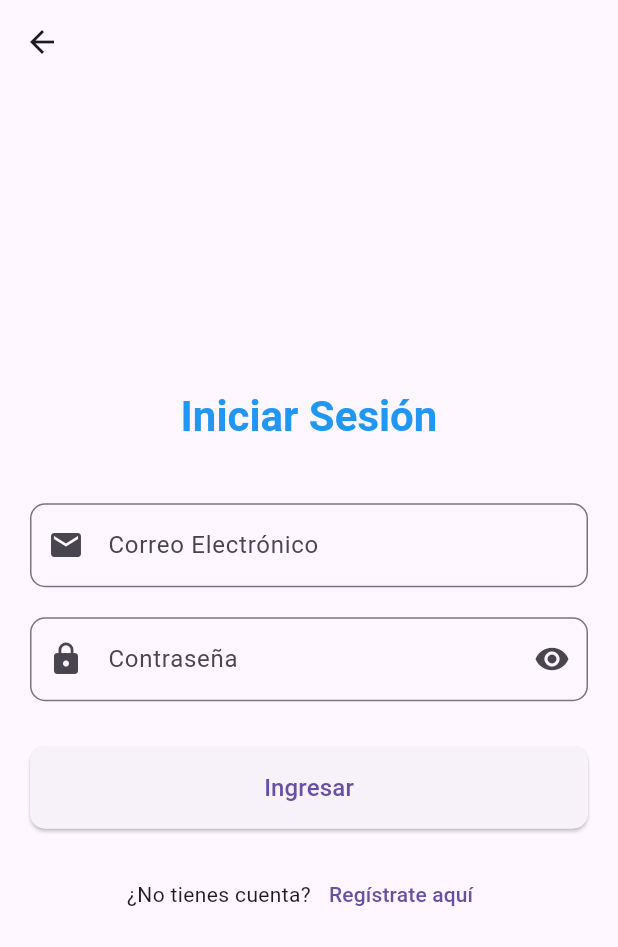
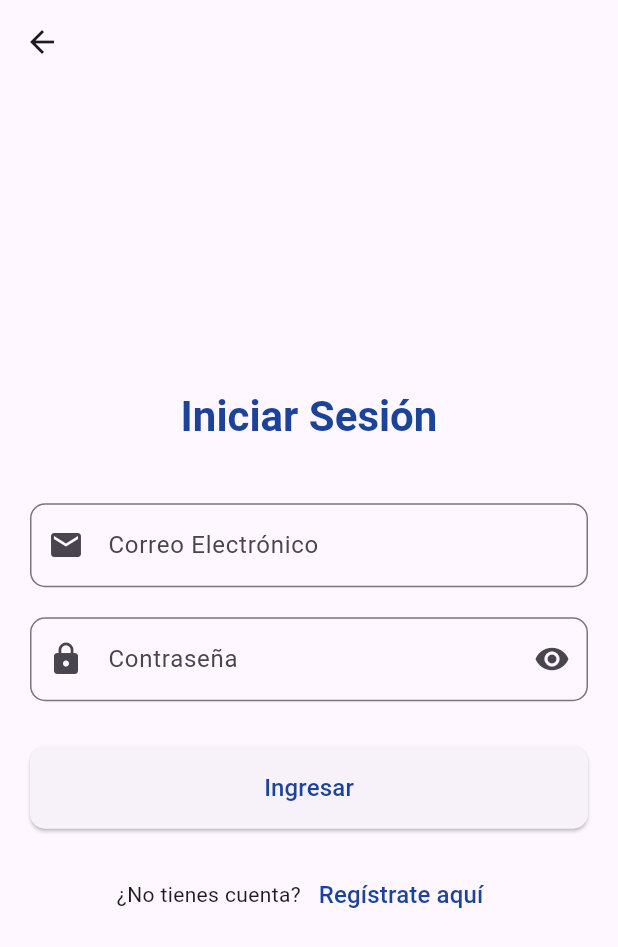
Before and after one commit to GeovanniVera/MemorizePro, a Flutter app: the screen it shows after launch, after a tap on "Iniciar Sesión", on a phone screen of 412 x 824 dp. Shown: the top 947 px of the screen. Run offline on Flutter 3.47's test engine with Material 3 defaults, Android fonts, the phone set to English and light mode, and no system bars; accounts and stored records are empty.

Commit message:
cambios menores

```diff
--- a/lib/main.dart
+++ b/lib/main.dart
@@ -13,7 +13,7 @@ class MyApp extends StatelessWidget {
   Widget build(BuildContext context) {
     return MaterialApp(
       debugShowCheckedModeBanner: false,
-      title: 'Quizzlet',
+      title: 'MemorizaPro',
       initialRoute: '/',
       routes: {
         '/': (context) => HomeScreen(),
--- a/lib/screens/home_screen.dart
+++ b/lib/screens/home_screen.dart
@@ -13,7 +13,7 @@ class HomeScreen extends StatelessWidget {
           gradient: LinearGradient(
             begin: Alignment.topCenter,
             end: Alignment.bottomCenter,
-            colors: [Color(0xFF6A1B9A), Color(0xFF9C27B0), Color(0xFFE1BEE7)],
+            colors: [Color.fromARGB(255, 27, 42, 154), Color.fromARGB(255, 39, 82, 176), Color.fromARGB(255, 190, 219, 231)],
           ),
         ),
         child: Padding(
@@ -24,11 +24,11 @@ class HomeScreen extends StatelessWidget {
               CircleAvatar(
                 radius: 60,
                 backgroundColor: Colors.white,
-                child: Icon(Icons.quiz, size: 70, color: Color(0xFF6A1B9A)),
+                child: Icon(Icons.quiz, size: 70, color: Color.fromARGB(255, 9, 29, 156)),
               ),
               SizedBox(height: 30),
               Text(
-                'Quizzlet',
+                'MemorizaPro',
                 style: TextStyle(
                   fontSize: 40,
                   fontWeight: FontWeight.bold,
@@ -38,7 +38,7 @@ class HomeScreen extends StatelessWidget {
               ),
               SizedBox(height: 15),
               Text(
-                'Crea, comparte y resuelve cuestionarios interactivos',
+                'Crea, memoriza y resuelve cuestionarios interactivos',
                 textAlign: TextAlign.center,
                 style: TextStyle(
                   fontSize: 18,
@@ -80,10 +80,10 @@ class HomeScreen extends StatelessWidget {
       child: ElevatedButton(
         style: ElevatedButton.styleFrom(
           backgroundColor: isFilled ? Colors.white : Colors.transparent,
-          foregroundColor: isFilled ? Color(0xFF6A1B9A) : Colors.white,
+          foregroundColor: isFilled ? Color.fromARGB(255, 27, 67, 154) : Colors.white,
           padding: EdgeInsets.symmetric(vertical: 15),
           shape: RoundedRectangleBorder(
-            borderRadius: BorderRadius.circular(30),
+            borderRadius: BorderRadius.circular(10),
             side: BorderSide(color: Colors.white),
           ),
           elevation: 5,
--- a/lib/screens/login_screen.dart
+++ b/lib/screens/login_screen.dart
@@ -85,7 +85,7 @@ class _LoginScreenState extends State<LoginScreen> {
                     'Iniciar Sesión',
                     style: Theme.of(context).textTheme.headlineMedium?.copyWith(
                       fontWeight: FontWeight.bold,
-                      color: Colors.blue,
+                      color: const Color.fromARGB(255, 27, 67, 154) ,
                     ),
                   ),
                   const SizedBox(height: 40),
@@ -160,7 +160,7 @@ class _LoginScreenState extends State<LoginScreen> {
         child:
             _isLoading
                 ? const CircularProgressIndicator(color: Colors.white)
-                : const Text('Ingresar', style: TextStyle(fontSize: 16)),
+                : const Text('Ingresar', style: TextStyle(fontSize: 16, color:Color.fromARGB(255, 27, 67, 154) )),
       ),
     );
   }
@@ -176,7 +176,7 @@ class _LoginScreenState extends State<LoginScreen> {
                 context,
                 MaterialPageRoute(builder: (context) => const RegisterScreen()),
               ),
-          child: const Text('Regístrate aquí'),
+          child: const Text('Regístrate aquí', style: TextStyle(fontSize: 16,color: Color.fromARGB(255, 27, 67, 154) )),
         ),
       ],
     );
--- a/lib/screens/register_screen.dart
+++ b/lib/screens/register_screen.dart
@@ -77,7 +77,7 @@ class _RegisterScreenState extends State<RegisterScreen> {
                     'Crear Cuenta',
                     style: Theme.of(context).textTheme.headlineMedium?.copyWith(
                       fontWeight: FontWeight.bold,
-                      color: Colors.blue,
+                      color: const Color.fromARGB(255, 27, 67, 154) ,
                     ),
                   ),
                   const SizedBox(height: 40),
@@ -189,7 +189,7 @@ class _RegisterScreenState extends State<RegisterScreen> {
         child:
             _isLoading
                 ? const CircularProgressIndicator(color: Colors.white)
-                : const Text('Registrarse', style: TextStyle(fontSize: 16)),
+                : const Text('Registrarse', style: TextStyle(fontSize: 16,color: Color.fromARGB(255, 27, 67, 154) )),
       ),
     );
   }
@@ -201,7 +201,7 @@ class _RegisterScreenState extends State<RegisterScreen> {
         const Text('¿Ya tienes cuenta?'),
         TextButton(
           onPressed: () => Navigator.pop(context),
-          child: const Text('Iniciar Sesión'),
+          child: const Text('Iniciar Sesión', style: TextStyle(color:  Color.fromARGB(255, 27, 67, 154) ,)),
         ),
       ],
     );
--- a/lib/services/auth_service.dart
+++ b/lib/services/auth_service.dart
@@ -33,7 +33,7 @@ class AuthService {
   final user = _getUserByEmail(email);
 
   if (user != null && _verifyPassword(password, user.password)) {
-    _currentUser = user; // ¡Esto es lo que faltaba!
+    _currentUser = user;
     return user;
   }
   return null;
```
